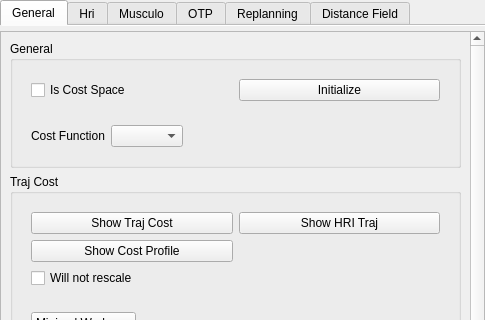
Above: src/move3d-qt-gui-libs/src/qtMainInterface/sideWidgets/qtCost.ui from jmainpri/move3d-studio before the change; both pictures show x 0 to 485 and y 0 to 320 of the 485 by 778 pixel window. Below: the same form after it.
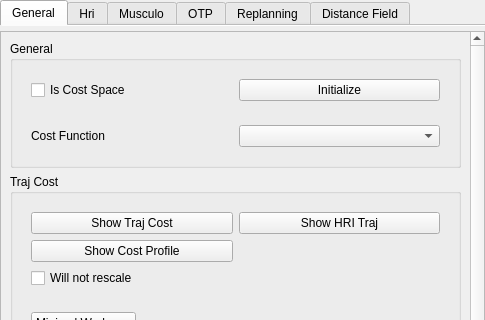
That is the form after the change. The open tabs and pages were chosen to show the change. Custom widgets are drawn as their Qt base class.

The edit to the form file:
```diff
--- a/src/move3d-qt-gui-libs/src/qtMainInterface/sideWidgets/qtCost.ui
+++ b/src/move3d-qt-gui-libs/src/qtMainInterface/sideWidgets/qtCost.ui
@@ -82,19 +82,6 @@
                  <item>
                   <widget class="QComboBox" name="comboBoxCostFunctions"/>
                  </item>
-                 <item>
-                  <spacer name="horizontalSpacer">
-                   <property name="orientation">
-                    <enum>Qt::Horizontal</enum>
-                   </property>
-                   <property name="sizeHint" stdset="0">
-                    <size>
-                     <width>40</width>
-                     <height>20</height>
-                    </size>
-                   </property>
-                  </spacer>
-                 </item>
                 </layout>
                </widget>
               </item>
```
Left out of the diff: 2 changed lines with no effect on the pictures.
